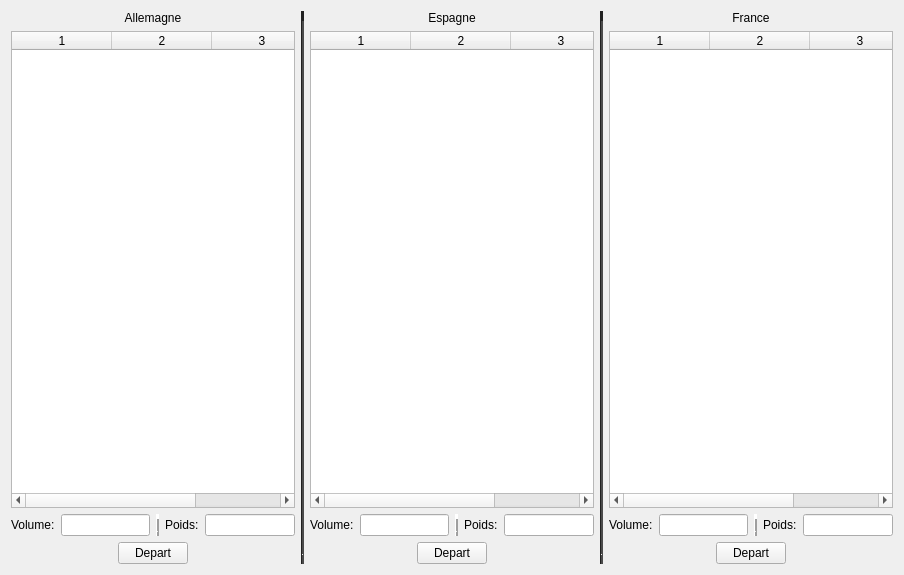
The window that serveurLivraison_libColisStatique/widget.ui (dnalexen/livraisonColis) describes before a commit, drawn with Qt 5.
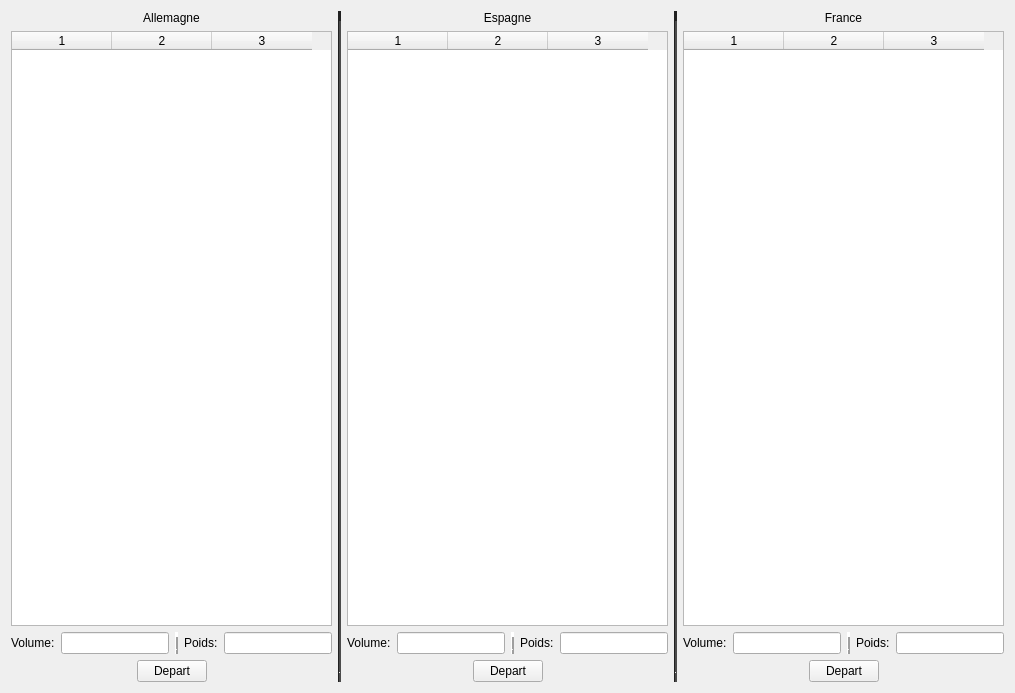
The same window after the commit.

What changed in the file:
```diff
--- a/serveurLivraison_libColisStatique/widget.ui
+++ b/serveurLivraison_libColisStatique/widget.ui
@@ -6,8 +6,8 @@
    <rect>
     <x>0</x>
     <y>0</y>
-    <width>904</width>
-    <height>575</height>
+    <width>1015</width>
+    <height>693</height>
    </rect>
   </property>
   <property name="windowTitle">
```
